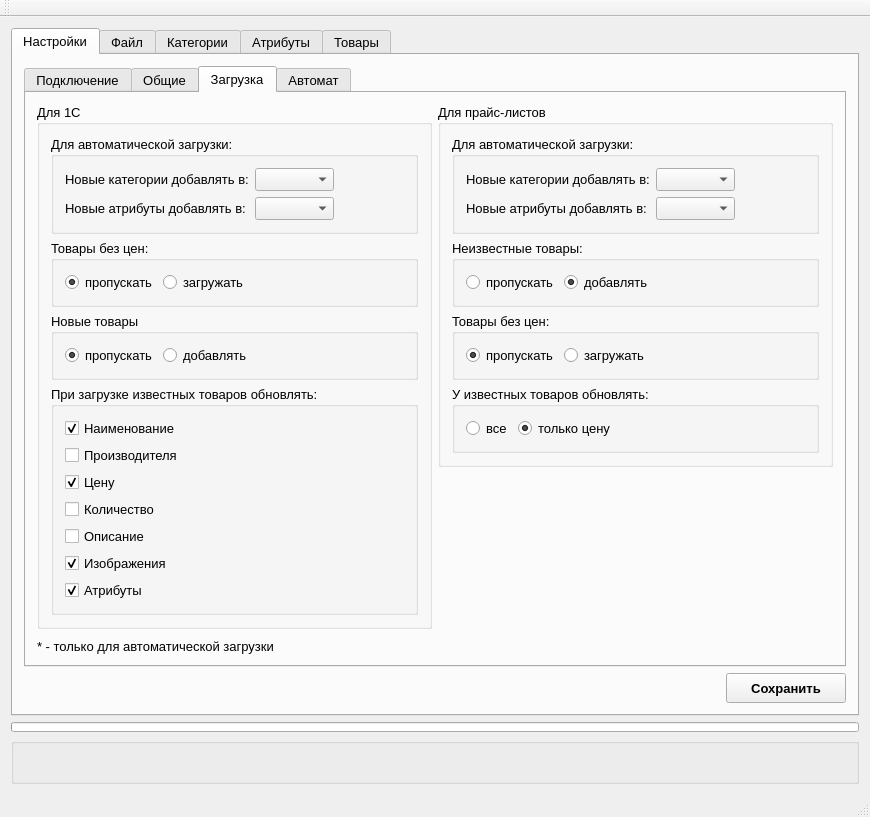
Old version of the form ocMeridia/ocmeridia.ui in the repository Skyrim78/ocMeridia.
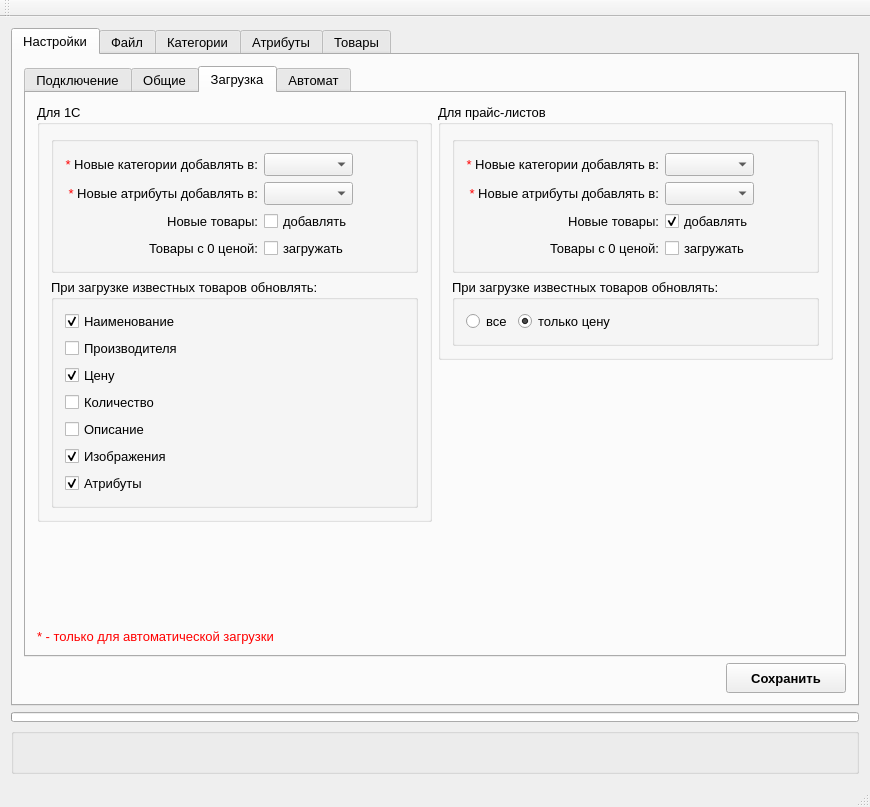
New version of the form.

```diff
--- a/ocMeridia/ocmeridia.ui
+++ b/ocMeridia/ocmeridia.ui
@@ -678,18 +678,11 @@
                          <item>
                           <widget class="QGroupBox" name="groupBox">
                            <property name="title">
-                            <string>Для автоматической загрузки:</string>
+                            <string/>
                            </property>
                            <layout class="QGridLayout" name="gridLayout_4">
-                            <item row="0" column="2">
-                             <widget class="QComboBox" name="comboBox_sC_group">
-                              <property name="sizeAdjustPolicy">
-                               <enum>QComboBox::AdjustToContents</enum>
-                              </property>
-                             </widget>
-                            </item>
-                            <item row="0" column="3">
-                             <spacer name="horizontalSpacer_7">
+                            <item row="3" column="3">
+                             <spacer name="horizontalSpacer_13">
                               <property name="orientation">
                                <enum>Qt::Horizontal</enum>
                               </property>
@@ -701,17 +694,36 @@
                               </property>
                              </spacer>
                             </item>
-                            <item row="2" column="2">
-                             <widget class="QComboBox" name="comboBox_sC_att">
-                              <property name="sizeAdjustPolicy">
-                               <enum>QComboBox::AdjustToContents</enum>
-                              </property>
-                             </widget>
-                            </item>
                             <item row="0" column="0">
                              <widget class="QLabel" name="label_17">
                               <property name="text">
-                               <string>Новые категории добавлять в:</string>
+                               <string>&lt;html&gt;&lt;head/&gt;&lt;body&gt;&lt;p&gt;&lt;span style=&quot; color:#ff0000;&quot;&gt;* &lt;/span&gt;Новые категории добавлять в:&lt;/p&gt;&lt;/body&gt;&lt;/html&gt;</string>
+                              </property>
+                              <property name="alignment">
+                               <set>Qt::AlignRight|Qt::AlignTrailing|Qt::AlignVCenter</set>
+                              </property>
+                             </widget>
+                            </item>
+                            <item row="0" column="3">
+                             <spacer name="horizontalSpacer_7">
+                              <property name="orientation">
+                               <enum>Qt::Horizontal</enum>
+                              </property>
+                              <property name="sizeHint" stdset="0">
+                               <size>
+                                <width>40</width>
+                                <height>20</height>
+                               </size>
+                              </property>
+                             </spacer>
+                            </item>
+                            <item row="3" column="0">
+                             <widget class="QLabel" name="label_23">
+                              <property name="text">
+                               <string>Новые товары:</string>
+                              </property>
+                              <property name="alignment">
+                               <set>Qt::AlignRight|Qt::AlignTrailing|Qt::AlignVCenter</set>
                               </property>
                              </widget>
                             </item>
@@ -728,80 +740,56 @@
                               </property>
                              </spacer>
                             </item>
+                            <item row="3" column="2">
+                             <widget class="QCheckBox" name="checkBox_sC_new_product">
+                              <property name="text">
+                               <string>добавлять</string>
+                              </property>
+                             </widget>
+                            </item>
                             <item row="2" column="0">
                              <widget class="QLabel" name="label_18">
                               <property name="text">
-                               <string>Новые атрибуты добавлять в:</string>
+                               <string>&lt;html&gt;&lt;head/&gt;&lt;body&gt;&lt;p&gt;&lt;span style=&quot; color:#ff0000;&quot;&gt;* &lt;/span&gt;Новые атрибуты добавлять в:&lt;/p&gt;&lt;/body&gt;&lt;/html&gt;</string>
                               </property>
+                              <property name="alignment">
+                               <set>Qt::AlignRight|Qt::AlignTrailing|Qt::AlignVCenter</set>
+                              </property>
                              </widget>
                             </item>
-                           </layout>
-                          </widget>
-                         </item>
-                         <item>
-                          <widget class="QGroupBox" name="groupBox_3">
-                           <property name="title">
-                            <string>Товары без цен:</string>
-                           </property>
-                           <layout class="QGridLayout" name="gridLayout_10">
-                            <item row="0" column="0">
-                             <widget class="QRadioButton" name="radioButton_sC_priceount">
+                            <item row="0" column="2">
+                             <widget class="QComboBox" name="comboBox_sC_group">
+                              <property name="sizeAdjustPolicy">
+                               <enum>QComboBox::AdjustToContents</enum>
+                              </property>
+                             </widget>
+                            </item>
+                            <item row="2" column="2">
+                             <widget class="QComboBox" name="comboBox_sC_att">
+                              <property name="sizeAdjustPolicy">
+                               <enum>QComboBox::AdjustToContents</enum>
+                              </property>
+                             </widget>
+                            </item>
+                            <item row="4" column="0">
+                             <widget class="QLabel" name="label_24">
                               <property name="text">
-                               <string>пропускать</string>
+                               <string>Товары с 0 ценой:</string>
                               </property>
-                              <property name="checked">
-                               <bool>true</bool>
+                              <property name="alignment">
+                               <set>Qt::AlignRight|Qt::AlignTrailing|Qt::AlignVCenter</set>
                               </property>
                              </widget>
                             </item>
-                            <item row="0" column="1">
-                             <widget class="QRadioButton" name="radioButton_sC_pricein">
+                            <item row="4" column="2">
+                             <widget class="QCheckBox" name="checkBox_sC_not_price">
                               <property name="text">
                                <string>загружать</string>
                               </property>
                              </widget>
                             </item>
-                            <item row="0" column="2">
-                             <spacer name="horizontalSpacer_8">
-                              <property name="orientation">
-                               <enum>Qt::Horizontal</enum>
-                              </property>
-                              <property name="sizeHint" stdset="0">
-                               <size>
-                                <width>40</width>
-                                <height>20</height>
-                               </size>
-                              </property>
-                             </spacer>
-                            </item>
-                           </layout>
-                          </widget>
-                         </item>
-                         <item>
-                          <widget class="QGroupBox" name="groupBox_8">
-                           <property name="title">
-                            <string>Новые товары</string>
-                           </property>
-                           <layout class="QGridLayout" name="gridLayout_21">
-                            <item row="0" column="1">
-                             <widget class="QRadioButton" name="radioButton_sC_newProdIn">
-                              <property name="text">
-                               <string>добавлять</string>
-                              </property>
-                             </widget>
-                            </item>
-                            <item row="0" column="0">
-                             <widget class="QRadioButton" name="radioButton_sC_newProdOunt">
-                              <property name="text">
-                               <string>пропускать</string>
-                              </property>
-                              <property name="checked">
-                               <bool>true</bool>
-                              </property>
-                             </widget>
-                            </item>
-                            <item row="0" column="2">
-                             <spacer name="horizontalSpacer_13">
+                            <item row="4" column="3">
+                             <spacer name="horizontalSpacer_25">
                               <property name="orientation">
                                <enum>Qt::Horizontal</enum>
                               </property>
@@ -923,13 +911,39 @@
                          <item>
                           <widget class="QGroupBox" name="groupBox_11">
                            <property name="title">
-                            <string>Для автоматической загрузки:</string>
+                            <string/>
                            </property>
                            <layout class="QGridLayout" name="gridLayout_30">
-                            <item row="0" column="2">
-                             <widget class="QComboBox" name="comboBox_sCpl_group">
-                              <property name="sizeAdjustPolicy">
-                               <enum>QComboBox::AdjustToContents</enum>
+                            <item row="3" column="3">
+                             <spacer name="horizontalSpacer_14">
+                              <property name="orientation">
+                               <enum>Qt::Horizontal</enum>
+                              </property>
+                              <property name="sizeHint" stdset="0">
+                               <size>
+                                <width>40</width>
+                                <height>20</height>
+                               </size>
+                              </property>
+                             </spacer>
+                            </item>
+                            <item row="2" column="0">
+                             <widget class="QLabel" name="label_20">
+                              <property name="text">
+                               <string>&lt;html&gt;&lt;head/&gt;&lt;body&gt;&lt;p&gt;&lt;span style=&quot; color:#ff0000;&quot;&gt;* &lt;/span&gt;Новые атрибуты добавлять в:&lt;/p&gt;&lt;/body&gt;&lt;/html&gt;</string>
+                              </property>
+                              <property name="alignment">
+                               <set>Qt::AlignRight|Qt::AlignTrailing|Qt::AlignVCenter</set>
+                              </property>
+                             </widget>
+                            </item>
+                            <item row="4" column="0">
+                             <widget class="QLabel" name="label_22">
+                              <property name="text">
+                               <string>Товары с 0 ценой:</string>
+                              </property>
+                              <property name="alignment">
+                               <set>Qt::AlignRight|Qt::AlignTrailing|Qt::AlignVCenter</set>
                               </property>
                              </widget>
                             </item>
@@ -946,17 +960,47 @@
                               </property>
                              </spacer>
                             </item>
-                            <item row="2" column="2">
-                             <widget class="QComboBox" name="comboBox_sCpl_att">
-                              <property name="sizeAdjustPolicy">
-                               <enum>QComboBox::AdjustToContents</enum>
+                            <item row="3" column="0">
+                             <widget class="QLabel" name="label_21">
+                              <property name="text">
+                               <string>Новые товары:</string>
+                              </property>
+                              <property name="alignment">
+                               <set>Qt::AlignRight|Qt::AlignTrailing|Qt::AlignVCenter</set>
                               </property>
                              </widget>
                             </item>
                             <item row="0" column="0">
                              <widget class="QLabel" name="label_19">
                               <property name="text">
-                               <string>Новые категории добавлять в:</string>
+                               <string>&lt;html&gt;&lt;head/&gt;&lt;body&gt;&lt;p&gt;&lt;span style=&quot; color:#ff0000;&quot;&gt;* &lt;/span&gt;Новые категории добавлять в:&lt;/p&gt;&lt;/body&gt;&lt;/html&gt;</string>
+                              </property>
+                              <property name="alignment">
+                               <set>Qt::AlignRight|Qt::AlignTrailing|Qt::AlignVCenter</set>
+                              </property>
+                             </widget>
+                            </item>
+                            <item row="3" column="2">
+                             <widget class="QCheckBox" name="checkBox_sCpl_new_product">
+                              <property name="text">
+                               <string>добавлять</string>
+                              </property>
+                              <property name="checked">
+                               <bool>true</bool>
+                              </property>
+                             </widget>
+                            </item>
+                            <item row="2" column="2">
+                             <widget class="QComboBox" name="comboBox_sCpl_att">
+                              <property name="sizeAdjustPolicy">
+                               <enum>QComboBox::AdjustToContents</enum>
+                              </property>
+                             </widget>
+                            </item>
+                            <item row="4" column="2">
+                             <widget class="QCheckBox" name="checkBox_sCpl_not_price">
+                              <property name="text">
+                               <string>загружать</string>
                               </property>
                              </widget>
                             </item>
@@ -973,82 +1017,14 @@
                               </property>
                              </spacer>
                             </item>
-                            <item row="2" column="0">
-                             <widget class="QLabel" name="label_20">
-                              <property name="text">
-                               <string>Новые атрибуты добавлять в:</string>
-                              </property>
-                             </widget>
-                            </item>
-                           </layout>
-                          </widget>
-                         </item>
-                         <item>
-                          <widget class="QGroupBox" name="groupBox_6">
-                           <property name="title">
-                            <string>Неизвестные товары:</string>
-                           </property>
-                           <layout class="QGridLayout" name="gridLayout_17">
-                            <item row="0" column="0">
-                             <widget class="QRadioButton" name="radioButton_sCpl_prodout">
-                              <property name="text">
-                               <string>пропускать</string>
-                              </property>
-                              <property name="checked">
-                               <bool>false</bool>
-                              </property>
-                             </widget>
-                            </item>
-                            <item row="0" column="1">
-                             <widget class="QRadioButton" name="radioButton_sCpl_prodin">
-                              <property name="text">
-                               <string>добавлять</string>
-                              </property>
-                              <property name="checked">
-                               <bool>true</bool>
-                              </property>
-                             </widget>
-                            </item>
                             <item row="0" column="2">
-                             <spacer name="horizontalSpacer_14">
-                              <property name="orientation">
-                               <enum>Qt::Horizontal</enum>
+                             <widget class="QComboBox" name="comboBox_sCpl_group">
+                              <property name="sizeAdjustPolicy">
+                               <enum>QComboBox::AdjustToContents</enum>
                               </property>
-                              <property name="sizeHint" stdset="0">
-                               <size>
-                                <width>40</width>
-                                <height>20</height>
-                               </size>
-                              </property>
-                             </spacer>
-                            </item>
-                           </layout>
-                          </widget>
-                         </item>
-                         <item>
-                          <widget class="QGroupBox" name="groupBox_9">
-                           <property name="title">
-                            <string>Товары без цен:</string>
-                           </property>
-                           <layout class="QGridLayout" name="gridLayout_22">
-                            <item row="0" column="0">
-                             <widget class="QRadioButton" name="radioButton_sC_priceount_2">
-                              <property name="text">
-                               <string>пропускать</string>
-                              </property>
-                              <property name="checked">
-                               <bool>true</bool>
-                              </property>
                              </widget>
                             </item>
-                            <item row="0" column="1">
-                             <widget class="QRadioButton" name="radioButton_sC_pricein_2">
-                              <property name="text">
-                               <string>загружать</string>
-                              </property>
-                             </widget>
-                            </item>
-                            <item row="0" column="2">
+                            <item row="4" column="3">
                              <spacer name="horizontalSpacer_16">
                               <property name="orientation">
                                <enum>Qt::Horizontal</enum>
@@ -1067,7 +1043,7 @@
                          <item>
                           <widget class="QGroupBox" name="groupBox_7">
                            <property name="title">
-                            <string>У известных товаров обновлять:</string>
+                            <string>При загрузке известных товаров обновлять:</string>
                            </property>
                            <layout class="QGridLayout" name="gridLayout_18">
                             <item row="0" column="0">
@@ -1128,7 +1104,7 @@
                 <item row="1" column="0">
                  <widget class="QLabel" name="label_10">
                   <property name="text">
-                   <string>* - только для автоматической загрузки</string>
+                   <string>&lt;span style=&quot; color:#ff0000;&quot;&gt;* - только для автоматической загрузки&lt;/span&gt;</string>
                   </property>
                  </widget>
                 </item>
```
